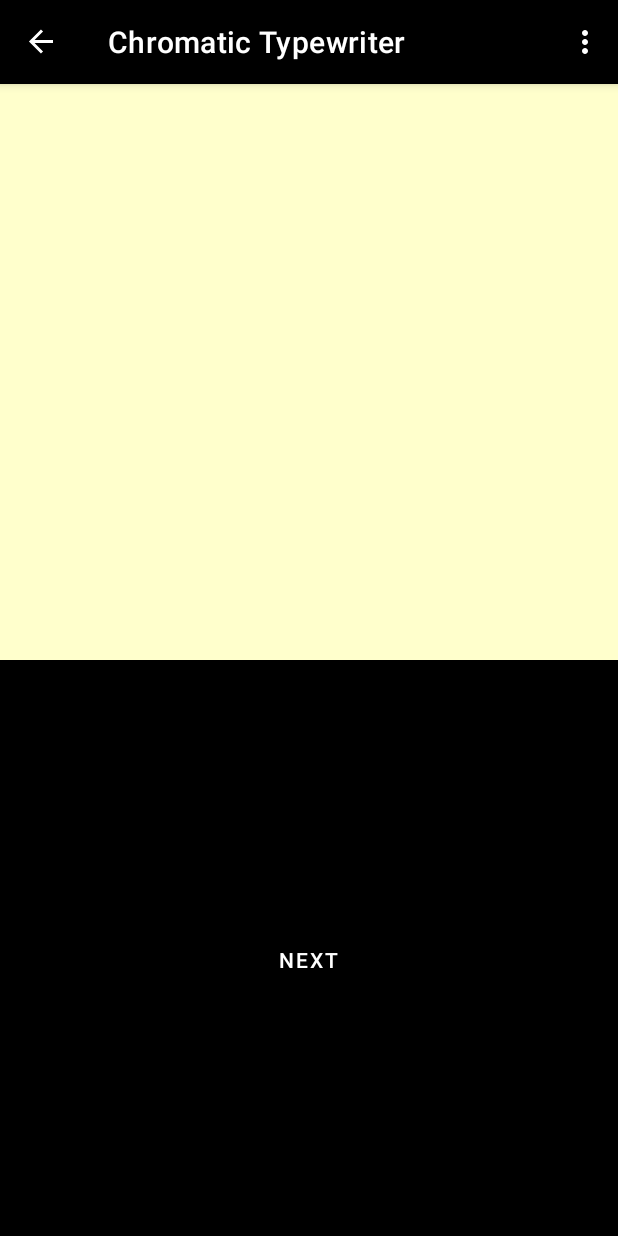
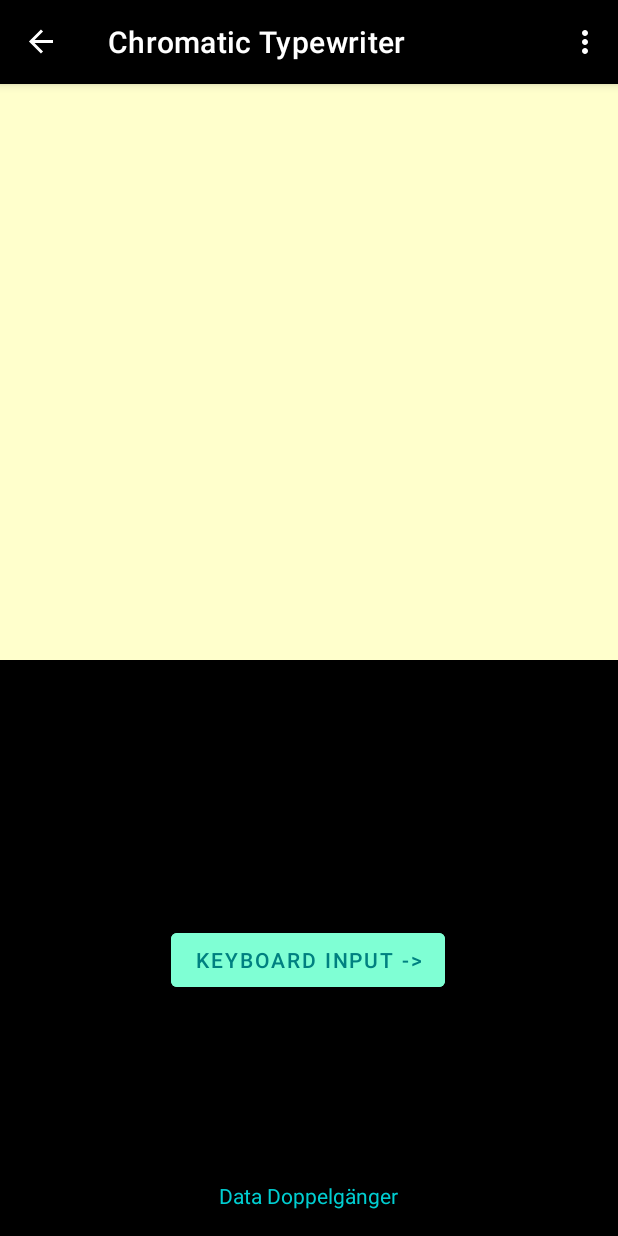
Before and after one commit to LaneSnively/Media-Creation-by-Conversion, an Android app: the SecondFragment screen opened through its navigation route, on a phone screen of 412 x 824 dp. Run offline under Robolectric (Android 15) with nearby library versions, the phone set to English and light mode, and no system bars; our stand-ins replace navigation-ui.

Commit message:
update button, change color/text

```diff
--- a/MCBC/app/src/main/res/layout/fragment_second.xml
+++ b/MCBC/app/src/main/res/layout/fragment_second.xml
@@ -27,6 +27,7 @@
         android:layout_width="wrap_content"
         android:layout_height="wrap_content"
         android:text="Data Doppelgänger"
+        android:textColor="@color/teal"
         app:layout_constraintBottom_toBottomOf="parent"
         app:layout_constraintEnd_toEndOf="parent"
         app:layout_constraintHorizontal_bias="0.498"
@@ -38,7 +39,9 @@
         android:id="@+id/button_second"
         android:layout_width="wrap_content"
         android:layout_height="wrap_content"
-        android:text="@string/next"
+        android:text="Keyboard Input ->"
+        android:textColor="@color/tealDark"
+        android:backgroundTint="@color/tealLight"
         app:layout_constraintBottom_toBottomOf="parent"
         app:layout_constraintEnd_toEndOf="parent"
         app:layout_constraintHorizontal_bias="0.498"
```
